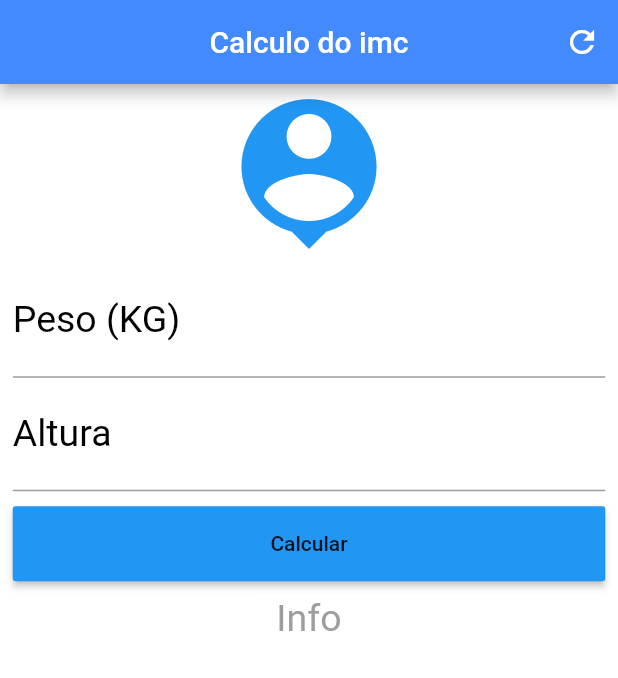
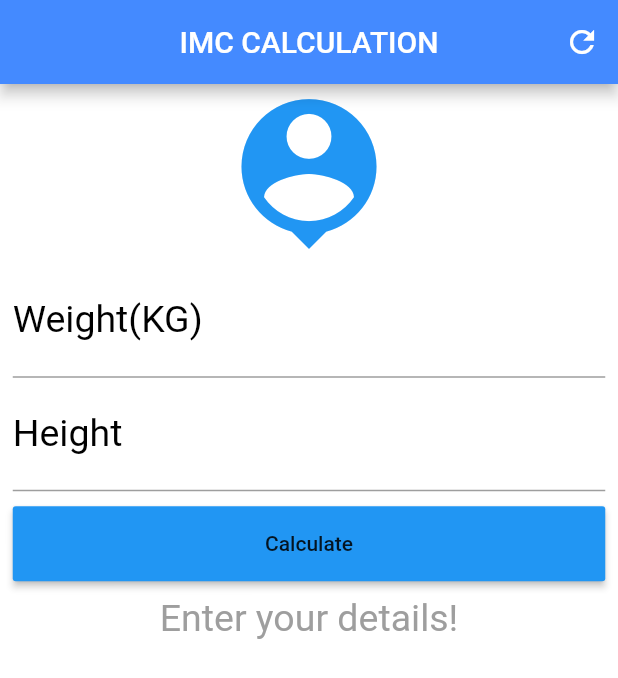
Before and after one commit to ThiagoMalcher/flutter_imc, a Flutter app: the screen it shows after launch, on a phone screen of 412 x 824 dp. Shown: the top 678 px of the screen. Run offline on Flutter 3.47's test engine with Material 2 defaults, Android fonts, the phone set to English and light mode, and no system bars.

Commit message:
Finished app for calculate imc.

```diff
--- a/lib/main.dart
+++ b/lib/main.dart
@@ -1,75 +1,131 @@
 import 'package:flutter/material.dart';
 
-void main()
-{
+void main() {
   runApp(MaterialApp(
-    home: Home() ,
+    home: Home(),
   ));
 }
 
-class Home extends StatefulWidget
-{
+class Home extends StatefulWidget {
   @override
-  _HomeState createState()=> _HomeState();
+  _HomeState createState() => _HomeState();
 }
 
-class _HomeState extends State<Home>
-{
+class _HomeState extends State<Home> {
+  TextEditingController weightController = TextEditingController();
+  TextEditingController heightController = TextEditingController();
+
+  GlobalKey<FormState> _formkey = GlobalKey<FormState>();
+
+  String _infoChange = "Enter your details!";
+
+  void _resetText() {
+    weightController.text = "";
+    heightController.text = "";
+    setState(() {
+      _infoChange = "Enter your details!";
+      _formkey = GlobalKey<FormState>();
+    });
+  }
+
+  void _calculate() {
+    setState(() {
+      double weight = double.parse(weightController.text);
+      double height = double.parse(heightController.text) / 100;
+      double imc = weight / (height * height);
+
+      if (imc < 18.5) {
+        _infoChange = "Under weight(${imc.toStringAsPrecision(3)})";
+      } else if (imc >= 18.5 && imc < 24.9) {
+        _infoChange = "Ideal weight(${imc.toStringAsPrecision(3)})";
+      } else if (imc >= 25.0 && imc < 29.9) {
+        _infoChange = "Slightly overweight(${imc.toStringAsPrecision(3)})";
+      } else if (imc >= 30.0 && imc < 34.9) {
+        _infoChange = "Obesity degree I (${imc.toStringAsPrecision(3)})";
+      } else if (imc >= 35.0 && imc < 39.9) {
+        _infoChange = "Obesity degree II (${imc.toStringAsPrecision(3)})";
+      } else if (imc >= 40.0) {
+        _infoChange = "Obesity degree III (${imc.toStringAsPrecision(3)})";
+      }
+    });
+  }
+
   @override
-  Widget build(BuildContext context)
-  {
+  Widget build(BuildContext context) {
     return Scaffold(
       appBar: AppBar(
-        title: Text('Calculo do imc') ,
+        title: Text('IMC CALCULATION'),
         centerTitle: true,
         backgroundColor: Colors.blueAccent,
-        actions: <Widget>
-        [
-          IconButton(icon: Icon(Icons.refresh), onPressed: (){})
-        ],//Widget
-      ),//appBar
+        actions: <Widget>[
+          IconButton(
+            icon: Icon(Icons.refresh),
+            onPressed: _resetText,
+          ),
+          //Iconbutton
+        ], //Widget
+      ), //appBar
       backgroundColor: Colors.white,
       body: SingleChildScrollView(
         padding: EdgeInsets.fromLTRB(8.5, 0.0, 8.5, 0.0),
+        child: Form(
+          key: _formkey,
           child: Column(
-          crossAxisAlignment: CrossAxisAlignment.stretch, //Aline icon in center
-          children: <Widget>
-          [
-            Icon(Icons.person_pin, size:120.0, color: Colors.blue),
-            TextField(keyboardType: TextInputType.number,
+            crossAxisAlignment: CrossAxisAlignment.stretch,
+            //Aline icon in center
+            children: <Widget>[
+              Icon(Icons.person_pin, size: 120.0, color: Colors.blue),
+              TextFormField(
+                keyboardType: TextInputType.number,
                 decoration: InputDecoration(
-                  labelText:"Peso (KG)",
-                  labelStyle: TextStyle(color: Colors.black)
-              ),//InputDecoration
+                    labelText: "Weight(KG)",
+                    labelStyle: TextStyle(color: Colors.black)),
+                //InputDecoration
                 textAlign: TextAlign.center,
                 style: TextStyle(color: Colors.black, fontSize: 25.0),
-            ),//TextFild
-            TextField(keyboardType: TextInputType.number,
+                controller: weightController,
+                validator: (value) {
+                  if (value.isEmpty) {
+                    return "Please report your weight!";
+                  }
+                },
+              ), //TextFild
+              TextFormField(
+                keyboardType: TextInputType.number,
                 decoration: InputDecoration(
-                  labelText: "Altura",
-                  labelStyle: TextStyle(color: Colors.black)
-              ),//InputDecoration
+                    labelText: "Height",
+                    labelStyle: TextStyle(color: Colors.black)),
+                //InputDecoration
                 textAlign: TextAlign.center,
-              style: TextStyle(color: Colors.black,fontSize: 25.0),
-            ),//TextFild
+                style: TextStyle(color: Colors.black, fontSize: 25.0),
+                controller: heightController,
+                validator: (value) {
+                  if (value.isEmpty) {
+                    return "Please report your height!";
+                  }
+                },
+              ), //TextFild
               Padding(
                 padding: EdgeInsets.only(top: 10.0, bottom: 10.0),
                 child: Container(
                   height: 50.0,
                   child: RaisedButton(
-                    onPressed: (){},
-                    child: Text("Calcular"),
-                    color: Colors.blue
-                ),//RaisedButton
-              ),//container,
-            ),//Padding
-            Text("Info",
+                      onPressed: () {
+                        if (_formkey.currentState.validate()) {
+                          _calculate();
+                        }
+                      },
+                      child: Text("Calculate"),
+                      color: Colors.blue), //RaisedButton
+                ), //container,
+              ), //Padding
+              Text(_infoChange,
                   textAlign: TextAlign.center,
-                style: TextStyle(color: Colors.grey, fontSize: 25.0)
-            ),//text
-          ],//widget
-        ),//collum
-      ),//scrollview
-    );//Scaffold
+                  style: TextStyle(color: Colors.grey, fontSize: 25.0)), //text
+            ], //widget
+          ), //collum
+        ), //form
+      ), //scrollview
+    ); //Scaffold
   }
 }
```
Lines whose indentation alone changed are shown as unchanged.
